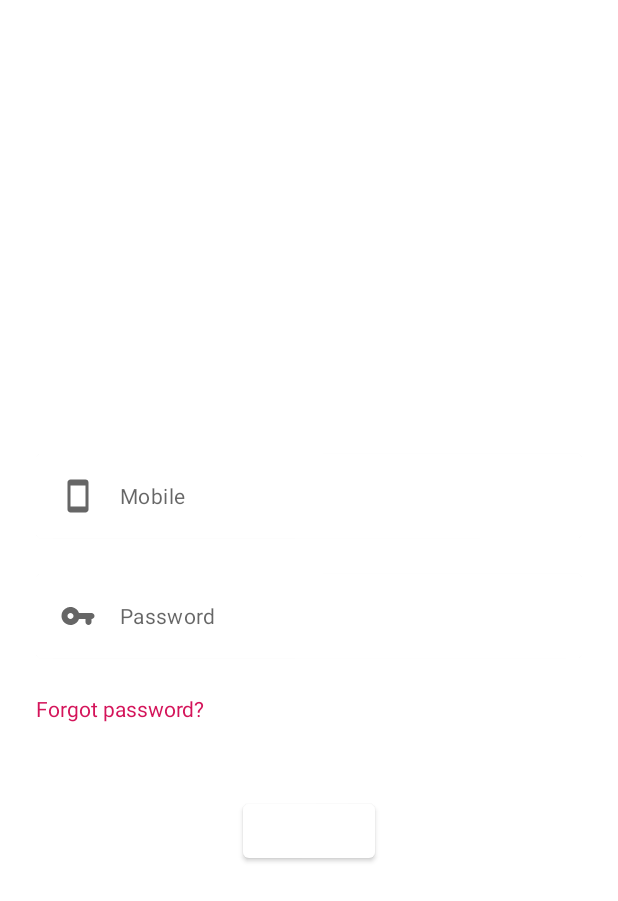
After one commit to AxelBlaz3/Boutiques-World, an Android app: the fragment LoginFragment shown on its own in the app's theme, on a phone screen of 412 x 824 dp. The commit adds this screen. Shown: the top 901 px of the screen. Run offline under Robolectric (Android 15) with nearby library versions, the light colour scheme and no system bars; our stand-ins replace Dagger/Hilt's generated code, data binding; Roboto replaces fonts that are not available here.

Commit message:
BoutiquesWorld branding colors and introduce starter LoginFragment
Signed-off-by: AxelBlaz3 <karthikgaddam4@gmail.com>

```diff
--- /dev/null
+++ b/app/src/main/java/com/boutiquesworld/ui/login/LoginFragment.kt
@@ -0,0 +1,27 @@
+package com.boutiquesworld.ui.login
+
+import android.os.Bundle
+import android.view.LayoutInflater
+import android.view.View
+import android.view.ViewGroup
+import androidx.fragment.app.Fragment
+import com.boutiquesworld.databinding.FragmentLoginBinding
+import dagger.hilt.android.AndroidEntryPoint
+
+@AndroidEntryPoint
+class LoginFragment : Fragment() {
+    private lateinit var binding: FragmentLoginBinding
+
+    override fun onCreateView(
+        inflater: LayoutInflater,
+        container: ViewGroup?,
+        savedInstanceState: Bundle?
+    ): View? {
+        binding = FragmentLoginBinding.inflate(inflater)
+        return binding.root
+    }
+
+    override fun onViewCreated(view: View, savedInstanceState: Bundle?) {
+        super.onViewCreated(view, savedInstanceState)
+    }
+}
--- /dev/null
+++ b/app/src/main/java/com/boutiquesworld/ui/login/LoginViewModel.kt
@@ -0,0 +1,8 @@
+package com.boutiquesworld.ui.login
+
+import androidx.lifecycle.ViewModel
+import com.boutiquesworld.repository.RetailerRepository
+import javax.inject.Singleton
+
+@Singleton
+class LoginViewModel(private val retailerRepository: RetailerRepository) : ViewModel() {}
--- /dev/null
+++ b/app/src/main/res/drawable/ic_round_smartphone.xml
@@ -0,0 +1,10 @@
+<vector xmlns:android="http://schemas.android.com/apk/res/android"
+    android:width="24dp"
+    android:height="24dp"
+    android:tint="?attr/colorControlNormal"
+    android:viewportWidth="24"
+    android:viewportHeight="24">
+  <path
+      android:fillColor="@android:color/white"
+      android:pathData="M17,1.01L7,1c-1.1,0 -2,0.9 -2,2v18c0,1.1 0.9,2 2,2h10c1.1,0 2,-0.9 2,-2V3c0,-1.1 -0.9,-1.99 -2,-1.99zM17,19H7V5h10v14z" />
+</vector>
--- /dev/null
+++ b/app/src/main/res/drawable/ic_round_vpn_key.xml
@@ -0,0 +1,10 @@
+<vector xmlns:android="http://schemas.android.com/apk/res/android"
+    android:width="24dp"
+    android:height="24dp"
+    android:tint="?attr/colorControlNormal"
+    android:viewportWidth="24"
+    android:viewportHeight="24">
+    <path
+        android:fillColor="@android:color/white"
+        android:pathData="M12.65,10C11.7,7.31 8.9,5.5 5.77,6.12c-2.29,0.46 -4.15,2.29 -4.63,4.58C0.32,14.57 3.26,18 7,18c2.61,0 4.83,-1.67 5.65,-4H17v2c0,1.1 0.9,2 2,2s2,-0.9 2,-2v-2c1.1,0 2,-0.9 2,-2s-0.9,-2 -2,-2h-8.35zM7,14c-1.1,0 -2,-0.9 -2,-2s0.9,-2 2,-2 2,0.9 2,2 -0.9,2 -2,2z" />
+</vector>
--- /dev/null
+++ b/app/src/main/res/layout/fragment_login.xml
@@ -0,0 +1,120 @@
+<?xml version="1.0" encoding="utf-8"?>
+<layout xmlns:android="http://schemas.android.com/apk/res/android"
+    xmlns:app="http://schemas.android.com/apk/res-auto"
+    xmlns:tools="http://schemas.android.com/tools">
+
+    <data>
+
+    </data>
+
+    <androidx.constraintlayout.widget.ConstraintLayout
+        android:layout_width="match_parent"
+        android:layout_height="match_parent"
+        android:padding="@dimen/grid_3">
+
+        <ImageView
+            android:id="@+id/login_logo"
+            android:layout_width="0dp"
+            android:layout_height="wrap_content"
+            app:layout_constraintBottom_toTopOf="@+id/materialCardView"
+            app:layout_constraintEnd_toEndOf="parent"
+            app:layout_constraintHorizontal_bias="0.5"
+            app:layout_constraintStart_toStartOf="parent"
+            app:layout_constraintTop_toTopOf="parent"
+            app:layout_constraintVertical_chainStyle="packed"
+            tools:src="@mipmap/ic_launcher_round" />
+
+        <com.google.android.material.card.MaterialCardView
+            android:id="@+id/materialCardView"
+            android:layout_width="0dp"
+            android:layout_height="wrap_content"
+            android:layout_marginTop="@dimen/margin_top_mobile_edit_text"
+            app:layout_constraintBottom_toTopOf="@+id/materialCardView2"
+            app:layout_constraintEnd_toEndOf="parent"
+            app:layout_constraintHorizontal_bias="0.5"
+            app:layout_constraintStart_toStartOf="parent"
+            app:layout_constraintTop_toBottomOf="@+id/login_logo"
+            app:shapeAppearance="?shapeAppearanceSmallComponent">
+
+            <ImageView
+                android:layout_width="wrap_content"
+                android:layout_height="wrap_content"
+                android:padding="@dimen/grid_2"
+                android:src="@drawable/ic_round_smartphone" />
+
+            <com.google.android.material.textfield.TextInputEditText
+                android:id="@+id/login_mobile_edit_text"
+                android:layout_width="match_parent"
+                android:layout_height="wrap_content"
+                android:layout_marginStart="@dimen/icon_dimension"
+                android:layout_marginTop="@dimen/grid_0_25"
+                android:background="@null"
+                android:hint="@string/mobile"
+                android:paddingVertical="@dimen/grid_2"
+                android:paddingStart="0dp"
+                android:paddingEnd="@dimen/grid_2"
+                android:textAppearance="?textAppearanceBody2" />
+        </com.google.android.material.card.MaterialCardView>
+
+        <com.google.android.material.card.MaterialCardView
+            android:id="@+id/materialCardView2"
+            android:layout_width="0dp"
+            android:layout_height="wrap_content"
+            android:layout_marginTop="@dimen/grid_3"
+            app:layout_constraintBottom_toTopOf="@+id/textView2"
+            app:layout_constraintEnd_toEndOf="parent"
+            app:layout_constraintHorizontal_bias="0.5"
+            app:layout_constraintStart_toStartOf="parent"
+            app:layout_constraintTop_toBottomOf="@+id/materialCardView"
+            app:shapeAppearance="?shapeAppearanceSmallComponent">
+
+            <ImageView
+                android:layout_width="wrap_content"
+                android:layout_height="wrap_content"
+                android:padding="@dimen/grid_2"
+                android:src="@drawable/ic_round_vpn_key" />
+
+            <com.google.android.material.textfield.TextInputEditText
+                android:id="@+id/login_password_edit_text"
+                android:layout_width="match_parent"
+                android:layout_height="wrap_content"
+                android:layout_marginStart="@dimen/icon_dimension"
+                android:layout_marginTop="@dimen/grid_0_25"
+                android:background="@null"
+                android:hint="@string/password"
+                android:paddingVertical="@dimen/grid_2"
+                android:paddingStart="0dp"
+                android:paddingEnd="@dimen/grid_2"
+                android:textAppearance="?textAppearanceBody2" />
+        </com.google.android.material.card.MaterialCardView>
+
+        <TextView
+            android:id="@+id/textView2"
+            android:layout_width="0dp"
+            android:layout_height="wrap_content"
+            android:layout_marginTop="@dimen/grid_1"
+            android:paddingVertical="@dimen/grid_2"
+            android:paddingStart="0dp"
+            android:paddingEnd="@dimen/grid_2"
+            android:text="@string/forgot_password"
+            android:textColor="?colorSecondary"
+            app:layout_constraintBottom_toTopOf="@+id/materialButton"
+            app:layout_constraintEnd_toEndOf="parent"
+            app:layout_constraintHorizontal_bias="0.5"
+            app:layout_constraintStart_toStartOf="parent"
+            app:layout_constraintTop_toBottomOf="@+id/materialCardView2" />
+
+        <com.google.android.material.button.MaterialButton
+            android:id="@+id/materialButton"
+            android:layout_width="wrap_content"
+            android:layout_height="wrap_content"
+            android:layout_marginTop="@dimen/grid_4"
+            android:text="@string/login"
+            app:layout_constraintBottom_toBottomOf="parent"
+            app:layout_constraintEnd_toEndOf="parent"
+            app:layout_constraintHorizontal_bias="0.5"
+            app:layout_constraintStart_toStartOf="parent"
+            app:layout_constraintTop_toBottomOf="@+id/textView2"
+            tools:backgroundTint="@color/pink_300" />
+    </androidx.constraintlayout.widget.ConstraintLayout>
+</layout>
--- /dev/null
+++ b/app/src/main/res/values-night/colors.xml
@@ -0,0 +1,5 @@
+<?xml version="1.0" encoding="utf-8"?>
+<resources xmlns:tools="http://schemas.android.com/tools">
+    <color name="pink_300" tools:ignore="MissingDefaultResource">#ED5F8D</color>
+    <color name="grey_900" tools:ignore="MissingDefaultResource">#121212</color>
+</resources>
--- a/app/src/main/res/values-night/themes.xml
+++ b/app/src/main/res/values-night/themes.xml
@@ -4,10 +4,10 @@
     <style name="Theme.BoutiquesWorld.DayNight" parent="Theme.BoutiquesWorld.Dark" />
 
     <style name="Theme.BoutiquesWorld.Dark" parent="Theme.BoutiquesWorld">
-        <item name="colorPrimary">@color/colorPrimary</item>
-        <item name="colorPrimaryVariant">@color/colorPrimaryDark</item>
-        <item name="colorSecondary">@color/colorAccent</item>
-        <item name="colorSecondaryVariant">@color/colorAccent</item>
+        <item name="colorPrimary">@color/grey_900</item>
+        <item name="colorPrimaryVariant">@color/grey_900</item>
+        <item name="colorSecondary">@color/pink_300</item>
+        <item name="colorSecondaryVariant">@color/pink_300</item>
 
         <!-- Platform attributes -->
         <item name="android:windowLightStatusBar" tools:targetApi="m">false</item>
--- a/app/src/main/res/values/colors.xml
+++ b/app/src/main/res/values/colors.xml
@@ -1,6 +1,5 @@
 <?xml version="1.0" encoding="utf-8"?>
 <resources>
-    <color name="colorPrimary">#6200EE</color>
-    <color name="colorPrimaryDark">#3700B3</color>
-    <color name="colorAccent">#03DAC5</color>
+    <color name="white">#FFFFFF</color>
+    <color name="pink_600">#D4145A</color>
 </resources>
--- a/app/src/main/res/values/dimens.xml
+++ b/app/src/main/res/values/dimens.xml
@@ -8,4 +8,9 @@
     <dimen name="grid_0_25">2dp</dimen>
     <dimen name="grid_0_5">4dp</dimen>
     <dimen name="grid_1_5">12dp</dimen>
+
+    <!-- Default icon dimension -->
+    <dimen name="icon_dimension">56dp</dimen>
+
+    <dimen name="margin_top_mobile_edit_text">56dp</dimen>
 </resources>
--- a/app/src/main/res/values/strings.xml
+++ b/app/src/main/res/values/strings.xml
@@ -1,3 +1,9 @@
 <resources>
     <string name="app_name">Boutiques World</string>
+
+    <!-- Login -->
+    <string name="mobile">Mobile</string>
+    <string name="password">Password</string>
+    <string name="forgot_password">Forgot password?</string>
+    <string name="login">Login</string>
 </resources>
--- a/app/src/main/res/values/themes.xml
+++ b/app/src/main/res/values/themes.xml
@@ -4,10 +4,10 @@
     <style name="Theme.BoutiquesWorld.DayNight" parent="Theme.BoutiquesWorld" />
 
     <style name="Theme.BoutiquesWorld" parent="Theme.MaterialComponents.DayNight.NoActionBar">
-        <item name="colorPrimary">@color/colorPrimary</item>
-        <item name="colorPrimaryVariant">@color/colorPrimaryDark</item>
-        <item name="colorSecondary">@color/colorAccent</item>
-        <item name="colorSecondaryVariant">@color/colorAccent</item>
+        <item name="colorPrimary">@color/white</item>
+        <item name="colorPrimaryVariant">@color/white</item>
+        <item name="colorSecondary">@color/pink_600</item>
+        <item name="colorSecondaryVariant">@color/pink_600</item>
 
         <!-- Typography -->
         <item name="textAppearanceOverline">@style/TextAppearance.BoutiquesWorld.Overline</item>
```
